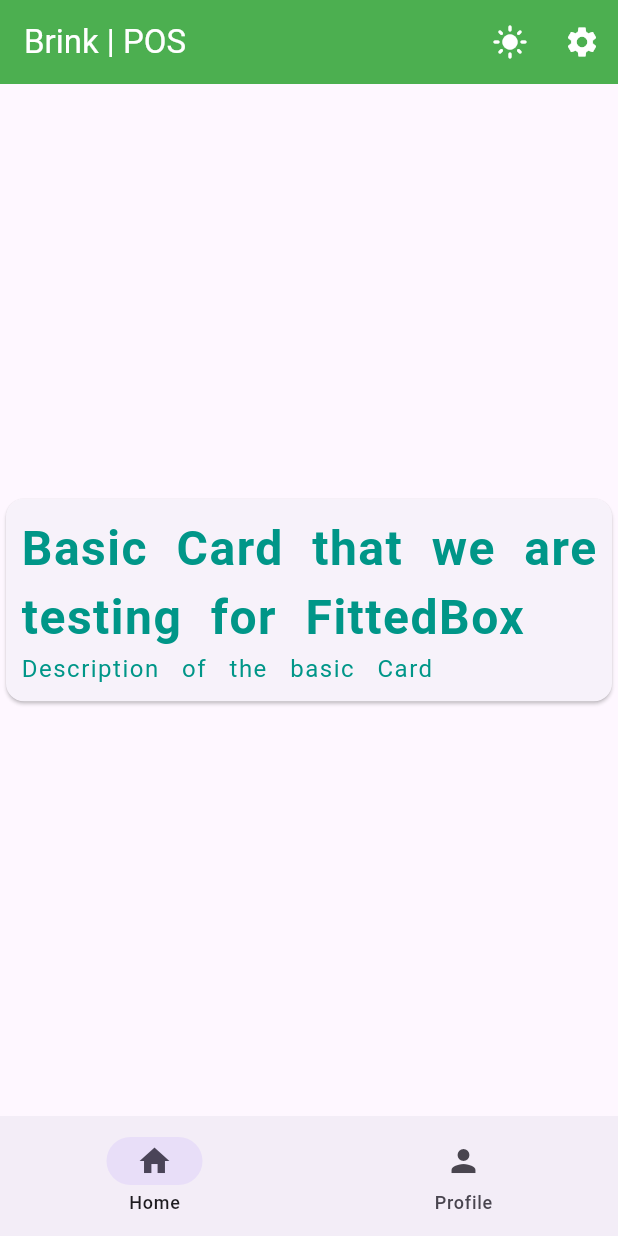
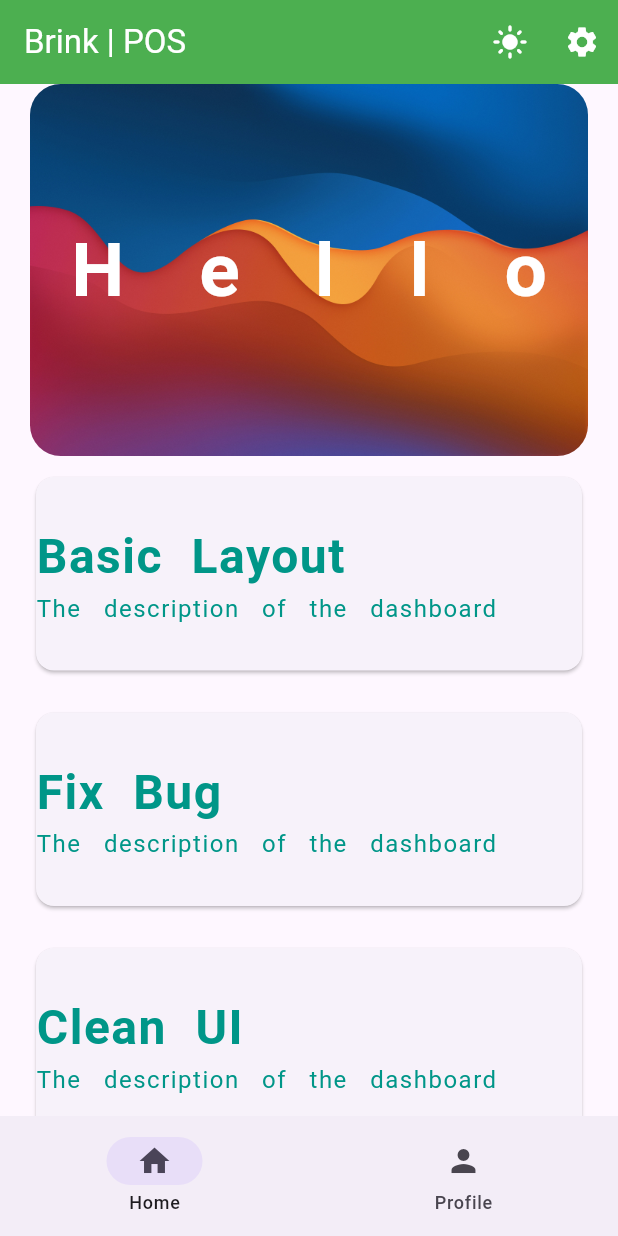
Before and after one commit to Metkkka/FlutterExe, a Flutter app: the WidgetTree screen opened directly, on a phone screen of 412 x 824 dp. Run offline on Flutter 3.47's test engine with Material 3 defaults, Android fonts, the light colour scheme and no system bars; our stand-ins replace logger, lottie, shared_preferences; missing offline and left inert: flutter_adaptive_buttons; accounts and stored records are empty.

Commit message:
Modify UI

```diff
--- a/lib/data/constants.dart
+++ b/lib/data/constants.dart
@@ -20,3 +20,10 @@ class kTextStyle {
       wordSpacing: 10
   );
 }
+
+class KValue {
+  static const String basicLayout = 'Basic Layout';
+  static const String cleanUI = 'Clean UI';
+  static const String fixBug = 'Fix Bug';
+  static const String keyConcepts = 'Key Concepts';
+}
--- a/lib/pages/home_page.dart
+++ b/lib/pages/home_page.dart
@@ -1,11 +1,11 @@
 import 'package:flutter/material.dart';
 import 'package:metkaexeflutter/data/constants.dart';
-import 'package:metkaexeflutter/data/notifiers.dart';
+import 'package:metkaexeflutter/pages/welcome_page.dart';
+import 'package:metkaexeflutter/widget/container_widget.dart';
+import 'package:metkaexeflutter/widget/hero_widget.dart';
 
 class HomePage extends StatefulWidget {
-  const HomePage(
-      {super.key, required this.name}
-      );
+  const HomePage({super.key, required this.name});
 
   final String name;
 
@@ -16,39 +16,30 @@ class HomePage extends StatefulWidget {
 class _HomePageState extends State<HomePage> {
   @override
   Widget build(BuildContext context) {
-    return ValueListenableBuilder(
-      valueListenable: numberSelectedNotifier,
-      builder: (context, numberSelected, child) {
-        return Center(
+    List<String> list = [
+      KValue.basicLayout,
+      KValue.fixBug,
+      KValue.cleanUI,
+      KValue.keyConcepts
+    ];
+
+    return Padding(
+      padding: EdgeInsets.symmetric(horizontal: 20),
+      child: SingleChildScrollView(
         child: Column(
-            mainAxisAlignment: MainAxisAlignment.center,
           children: [
-              Container(
-                width: double.infinity,
-                padding: EdgeInsets.symmetric(vertical: 10),
-                child: Card(
-                  child: Padding(
-                      padding: EdgeInsets.all(10),
-                    child: Column(
-                      crossAxisAlignment: CrossAxisAlignment.start,
-                      children: [
-                          Text(
-                              "Basic Card that we are testing for FittedBox",
-                              style: kTextStyle.titleTealTextStyle
-                          ),
-                        Text(
-                            "Description of the basic Card",
-                            style: kTextStyle.descriptionTealTextStyle,
+            HeroWidget(title: "Hello", nextPage: WelcomePage()),
+            Column(
+              children: List.generate(list.length, (index) {
+                return ContainerWidget(
+                  title: list.elementAt(index),
+                  description: "The description of the dashboard",
+                );
+              }),
             ),
           ],
         ),
       ),
-                ),
-              )
-            ],
-          ),
-        );
-      },
     );
   }
 }
--- /dev/null
+++ b/lib/widget/container_widget.dart
@@ -0,0 +1,32 @@
+import 'package:flutter/material.dart';
+import 'package:metkaexeflutter/data/constants.dart';
+
+class ContainerWidget extends StatelessWidget {
+  const ContainerWidget({super.key, required this.title, required this.description});
+
+  final String title;
+  final String description;
+
+  @override
+  Widget build(BuildContext context) {
+    return Container(
+      width: double.infinity,
+      padding: EdgeInsets.symmetric(vertical: 10),
+      child: Card(
+        child: Padding(
+          padding: EdgeInsets.only(top: 30, bottom: 30),
+          child: Column(
+            crossAxisAlignment: CrossAxisAlignment.start,
+            children: [
+              Text(title, style: kTextStyle.titleTealTextStyle),
+              Text(
+                description,
+                style: kTextStyle.descriptionTealTextStyle,
+              ),
+            ],
+          ),
+        ),
+      ),
+    );
+  }
+}
--- a/lib/widget/hero_widget.dart
+++ b/lib/widget/hero_widget.dart
@@ -1,13 +1,23 @@
 import 'package:flutter/material.dart';
 
 class HeroWidget extends StatelessWidget {
-  const HeroWidget({super.key, required this.title});
+  const HeroWidget({super.key, required this.title, this.nextPage});
 
   final String title;
+  final Widget? nextPage;
 
   @override
   Widget build(BuildContext context) {
-    return Stack(
+    return GestureDetector(
+      onTap: nextPage != null ? () {
+        Navigator.push(context, MaterialPageRoute(
+            builder: (context) {
+              return nextPage!;
+            }
+        )
+        );
+      } : null,
+      child: Stack(
         alignment: Alignment.center,
         children: [
           Hero(
@@ -29,6 +39,7 @@ class HeroWidget extends StatelessWidget {
             ),
           )
         ],
+      ),
     );
   }
 }
```
Lines whose indentation alone changed are shown as unchanged.
